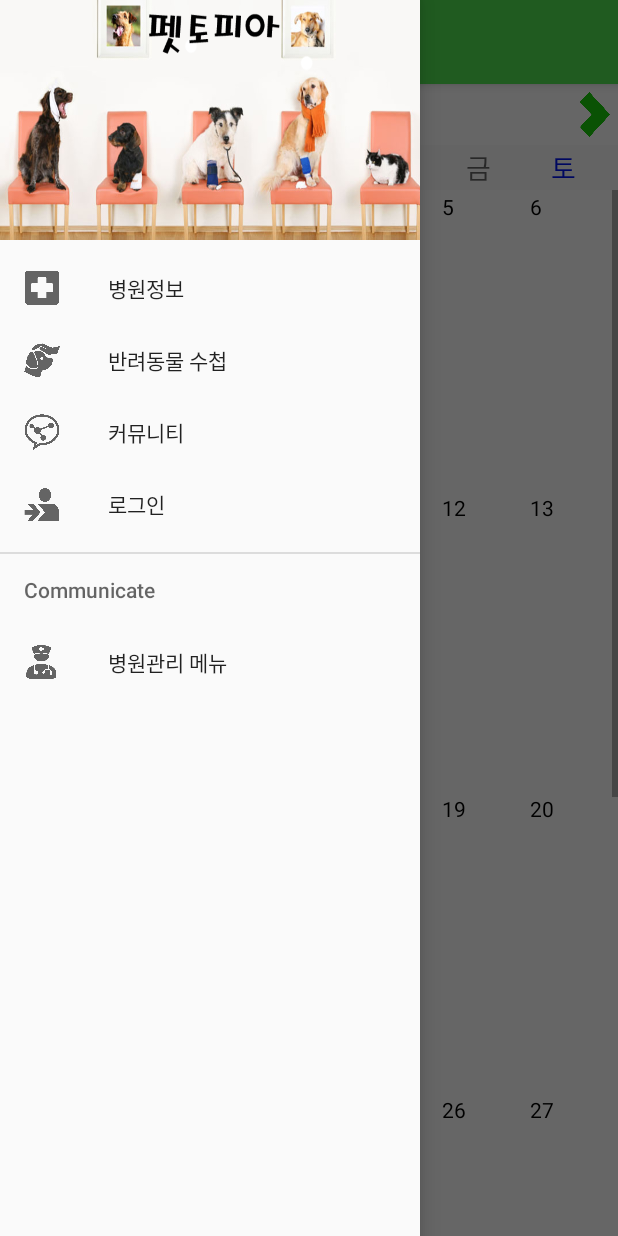
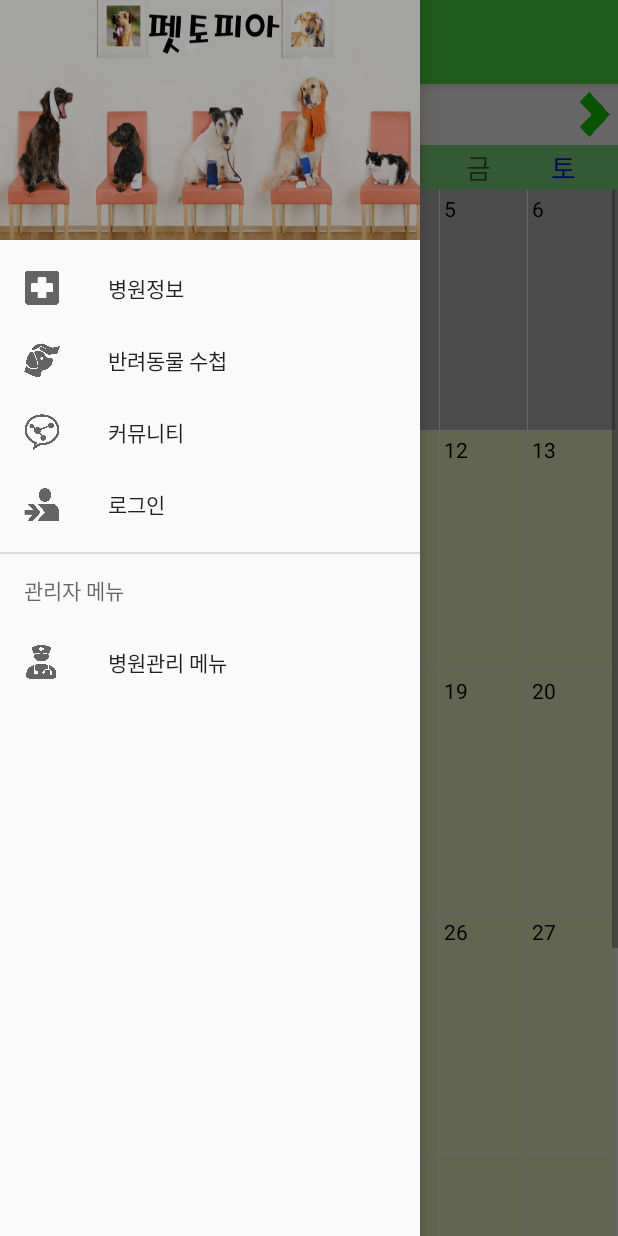
Before and after one commit to lenter85/AnimalClinicNew2, an Android app: the fragment CalendarFragment placed in its activity, with the side drawer open, on a phone screen of 412 x 824 dp. Run offline under Robolectric (Android 15) with nearby library versions, the phone set to English and light mode, and no system bars.

Commit message:
준식 수정

```diff
--- a/app/src/main/java/com/example/myapplication/MainActivity.java
+++ b/app/src/main/java/com/example/myapplication/MainActivity.java
@@ -1,5 +1,6 @@
 package com.example.myapplication;
 
+import android.app.ProgressDialog;
 import android.content.Intent;
 import android.os.Bundle;
 import android.support.design.widget.NavigationView;
@@ -25,8 +26,7 @@ import java.util.ArrayList;
 import java.util.List;
 //import com.example.myapplication.member.fragment.LogInFragment;
 
-public class MainActivity extends AppCompatActivity
-        implements NavigationView.OnNavigationItemSelectedListener {
+public class MainActivity extends AppCompatActivity implements NavigationView.OnNavigationItemSelectedListener {
 
     public static List<RegisterLocation> list = new ArrayList<>();
     public static String clinicLocation = null;
@@ -36,6 +36,7 @@ public class MainActivity extends AppCompatActivity
     public static RegisterClinicFragment registerClinicFragment;
 
     public static String cName;
+    public static ProgressDialog asyncDialog;
 
     //mainmain
     //메인 받아짐??
@@ -49,6 +50,8 @@ public class MainActivity extends AppCompatActivity
     @Override
     protected void onCreate(Bundle savedInstanceState) {
         super.onCreate(savedInstanceState);
+
+        asyncDialog = new ProgressDialog(this);
 
         setTitle("펫토피아");
 
--- a/app/src/main/java/com/example/myapplication/calendar/CalendarFragment.java
+++ b/app/src/main/java/com/example/myapplication/calendar/CalendarFragment.java
@@ -2,10 +2,13 @@ package com.example.myapplication.calendar;
 
 
 import android.annotation.SuppressLint;
+import android.graphics.Color;
+import android.os.AsyncTask;
 import android.os.Bundle;
 import android.support.v4.app.Fragment;
 import android.util.Log;
 import android.view.LayoutInflater;
+import android.view.MotionEvent;
 import android.view.View;
 import android.view.ViewGroup;
 import android.widget.AdapterView;
@@ -54,12 +57,14 @@ public class CalendarFragment extends Fragment {
 
     int realMonth;
     int realYear;
+    int realDay;
 
     public CalendarFragment() {
 
         Calendar oCalendar = Calendar.getInstance( );  // 현재 날짜/시간 등의 각종 정보 얻기
         realYear = oCalendar.get(Calendar.YEAR);
         realMonth = oCalendar.get(Calendar.MONTH) + 1;
+        realDay = oCalendar.get(Calendar.DATE)+1;
 
     }
 
@@ -82,6 +87,14 @@ public class CalendarFragment extends Fragment {
                 // 현재 선택한 일자 정보 표시
                 MonthItem curItem = (MonthItem) monthViewAdapter.getItem(position);
                 int day = curItem.getDay();
+
+                if(( (curMonth+1) == realMonth )){
+
+                    if((day < 1) || (day > 31) || ( day < realDay)){
+                        //Toast.makeText(getContext(), "선택불가능한 날짜입니다", Toast.LENGTH_LONG).show();
+                        return;
+                    }
+                }
 
                 Log.i("myLog", "선택된 날짜는 "+curYear+"년"+(curMonth+1)+"월"+day+"일 입니다");
                 ReserveSearchFragment.rdate = getDatetoKorean(curYear, curMonth, day);
@@ -157,6 +170,9 @@ public class CalendarFragment extends Fragment {
         Button monthNext = (Button) view.findViewById(R.id.monthNext);
         monthNext.setOnClickListener(new View.OnClickListener() {
             public void onClick(View v) {
+
+                //일단 DB를 탐색하고 색을 지정해주고
+                //월을 변경한다.
                 monthViewAdapter.setNextMonth();
                 monthViewAdapter.notifyDataSetChanged();
 
--- a/app/src/main/java/com/example/myapplication/calendar/CalendarMonthAdapter.java
+++ b/app/src/main/java/com/example/myapplication/calendar/CalendarMonthAdapter.java
@@ -44,6 +44,9 @@ public class CalendarMonthAdapter extends BaseAdapter {
     int firstDay;
     int lastDay;
 
+    int realMonth;
+    int realDay;
+
     Calendar mCalendar;
     boolean recreateItems = false;
 
@@ -70,6 +73,9 @@ public class CalendarMonthAdapter extends BaseAdapter {
         recalculate();
         resetDayNumbers();
 
+        Calendar oCalendar = Calendar.getInstance();  // 현재 날짜/시간 등의 각종 정보 얻기
+        realMonth = oCalendar.get(Calendar.MONTH) + 1;
+        realDay = oCalendar.get(Calendar.DATE) + 1;
     }
 
     public void recalculate() {
@@ -182,21 +188,24 @@ public class CalendarMonthAdapter extends BaseAdapter {
         }
 
         // create a params
-        GridView.LayoutParams params = new GridView.LayoutParams(
-                GridView.LayoutParams.MATCH_PARENT,
-                300);
+        GridView.LayoutParams params = new GridView.LayoutParams(GridView.LayoutParams.MATCH_PARENT, 240);
 
         // calculate row and column
         int rowIndex = position / countColumn;
         int columnIndex = position % countColumn;
 
+
+        int month = getCurMonth() + 1;
+        int day = items[position].getDay();
+
+
         Log.d(TAG, "Index : " + rowIndex + ", " + columnIndex);
 
         // set item data and properties
         itemView.setItem(items[position]);
-        Log.i("test", "items[position]: " + items[position].getDay());
+        //Log.i("test", "items[position]: " + items[position].getDay());
         itemView.setLayoutParams(params);
-        itemView.setPadding(2, 2, 2, 2);
+        itemView.setPadding(4, 4, 4, 4);
 
         // set properties
         itemView.setGravity(Gravity.LEFT);
@@ -209,12 +218,20 @@ public class CalendarMonthAdapter extends BaseAdapter {
 
         if (MainActivity.LoginId.equals("NOMAL")) {
 
-            itemView.setBackgroundColor(Color.WHITE);
+            if ((month == realMonth) && (1 <= day) && (day <= 31) && (day < realDay)) {
+
+                //현재 날짜보다 이전 날짜라면 회색
+                //itemView.append("\n예약불가");
+                //itemView.setTextSize(10);
+
+                itemView.setBackgroundColor(Color.parseColor("#BDBDBD"));
+                itemView.setClickable(false);
+
+            }else {
+                itemView.setBackgroundColor(Color.parseColor("#F6FFCC"));
+            }
 
         } else {
-
-            int month = getCurMonth() + 1;
-            int day = items[position].getDay();
 
 
             StringBuilder reserveDate = new StringBuilder();
@@ -230,7 +247,7 @@ public class CalendarMonthAdapter extends BaseAdapter {
 
             //int로 리턴받는다. 1이상이면 예약된 것 0이면 예약안된 것.
 
-            Network.isReserved(itemView, "test", reserveDate.toString());
+            Network.isReserved( itemView, "test", reserveDate.toString());
         }
 
 
--- a/app/src/main/java/com/example/myapplication/clinic/fragment/ClinicList_Fragment.java
+++ b/app/src/main/java/com/example/myapplication/clinic/fragment/ClinicList_Fragment.java
@@ -30,6 +30,8 @@ public class ClinicList_Fragment extends Fragment {
 
     @Override
     public View onCreateView(LayoutInflater inflater, ViewGroup container,Bundle savedInstanceState) {
+
+        Toast.makeText(getContext(), "onCreateView()호출 ", Toast.LENGTH_LONG).show();
         View view =  inflater.inflate(R.layout.fragment_cliniclist, container, false);
         clinicListView = (ListView)view.findViewById(R.id.clinicListView);
 
@@ -38,7 +40,7 @@ public class ClinicList_Fragment extends Fragment {
         clinicListView.setAdapter(clinicListViewAdapter);
 
         //DB에서 병원 리스트를 불러온다.
-        MainNetwork.setReserveList(clinicListViewAdapter);
+        MainNetwork.setReserveList(clinicListViewAdapter, getContext());
 
 
         clinicListView.setOnItemClickListener(new AdapterView.OnItemClickListener() {
@@ -52,10 +54,12 @@ public class ClinicList_Fragment extends Fragment {
 
                 Toast.makeText(getContext(), clinic.getCname(), Toast.LENGTH_LONG).show();
 
+                ClinicDetailInformationFragment fragment = new ClinicDetailInformationFragment();
+
                 getActivity()
                         .getSupportFragmentManager()
                         .beginTransaction()
-                        .replace(R.id.fragmentContainer, new ClinicDetailInformationFragment())
+                        .replace(R.id.fragmentContainer, fragment)
                         .addToBackStack(null)
                         .commit();
             }
@@ -64,5 +68,4 @@ public class ClinicList_Fragment extends Fragment {
 
         return view;
     }
-
 }
--- a/app/src/main/java/com/example/myapplication/network/MainNetwork.java
+++ b/app/src/main/java/com/example/myapplication/network/MainNetwork.java
@@ -1,10 +1,13 @@
 package com.example.myapplication.network;
 
+import android.app.ProgressDialog;
+import android.content.Context;
 import android.graphics.Bitmap;
 import android.graphics.BitmapFactory;
 import android.os.AsyncTask;
 import android.util.Log;
 import android.widget.ImageView;
+import android.widget.Toast;
 
 import com.example.myapplication.clinic.dto.Clinic;
 import com.example.myapplication.clinic.fragment.ClinicListViewAdapter;
@@ -29,21 +32,37 @@ public class MainNetwork {
     private Bitmap bm;
     private static final String site = "http://192.168.0.11:9090/Petopia";
 
-    public static void setReserveList(final ClinicListViewAdapter clinicListViewAdapter) {
+    public static void setReserveList(final ClinicListViewAdapter clinicListViewAdapter, final Context context) {
+
+        Log.i("test1", "setReserveList 메소드 호출");
 
         //첫번째 매개변수는 doInBackground()로, 두번째 매개변수는 onProgressUpdate()로, 세번째 매개변수는 반환값을 의미한다.
         AsyncTask<String, Void, String> asyncTask = new AsyncTask<String, Void, String>() {
+
+            ProgressDialog asyncDialog = new ProgressDialog(context);
+
+            @Override
+            protected void onPreExecute() {
+                Log.i("test", "setReserveList onPreExecute()실행 ");
+                asyncDialog.setProgressStyle(ProgressDialog.STYLE_SPINNER);
+                asyncDialog.setMessage("로딩중입니다..");
+
+                // show dialog
+                asyncDialog.show();
+                super.onPreExecute();
+            }
 
             //doInBackground의 리턴값 String은 onPostExecute의 매개변수로 들어간다.
             @Override
             protected String doInBackground(String... params) {
 
+                Log.i("test", "setReserveList doInBackground()실행 ");
                 String json = "";
 
                 try {
                     //먼저 URL 객체를 만든다.
                     URL url = new URL(params[0]);
-                    Log.i("myLog", params[0]);
+                    Log.i("test", params[0]);
 
                     //연결 객체를 만든다.
                     HttpURLConnection conn = (HttpURLConnection) url.openConnection();
@@ -54,13 +73,15 @@ public class MainNetwork {
                     conn.setRequestProperty("Connection", "Keep-Alive");
                     conn.setRequestProperty("Content-Type", "application/json");
                     //실제 연결
+                    Log.i("test", "연결 요청");
                     conn.connect();
+                    Log.i("test", "연결 완료");
 
                     /* 응답 */
 
                     //요청을 처리하고 응답이 온다.
                     if (conn.getResponseCode() == HttpURLConnection.HTTP_OK) { //200은 정상 응답을 의미한다. ( 잘못 요청: 404, 서버 에러: 500 )
-                        //Log.i("myLog", "응답 OK를 받았음");
+                        Log.i("test", "응답 OK를 받았음");
                         //응답코드가 200번일 경우에 본문 내용을 읽고싶다.
 
                         InputStream is = conn.getInputStream(); //응답의 결과를 읽는다.
@@ -78,7 +99,7 @@ public class MainNetwork {
                         is.close();
 
                     } else {
-                        Log.i("myLog", "응답 OK를 받지못하였음");
+                        Log.i("test", "응답 OK를 받지못하였음");
                     }
 
                     conn.disconnect();
@@ -91,7 +112,7 @@ public class MainNetwork {
 
             @Override
             protected void onPostExecute(String json) {
-
+                Log.i("test", "setReserveList onPostExecute()실행 ");
                 List<Clinic> clinicList = new ArrayList<>();
 
                 //JSON을 파싱하는 코드
@@ -119,6 +140,7 @@ public class MainNetwork {
                     e.printStackTrace();
                 }
 
+                asyncDialog.dismiss();
             }
         };
 
--- a/app/src/main/java/com/example/myapplication/reservation/fragment/ReserveEditFragment.java
+++ b/app/src/main/java/com/example/myapplication/reservation/fragment/ReserveEditFragment.java
@@ -79,8 +79,8 @@ public class ReserveEditFragment extends Fragment {
                 getActivity()
                         .getSupportFragmentManager()
                         .beginTransaction()
+                        .replace(R.id.fragmentContainer, new CalendarFragment())
                         .addToBackStack(null)
-                        .replace(R.id.fragmentContainer, new CalendarFragment())
                         .commit();
             }
         });
--- a/app/src/main/java/com/example/myapplication/reservation/fragment/ReserveResultFragment.java
+++ b/app/src/main/java/com/example/myapplication/reservation/fragment/ReserveResultFragment.java
@@ -82,6 +82,7 @@ public class ReserveResultFragment extends Fragment {
                         .getSupportFragmentManager()
                         .beginTransaction()
                         .replace(R.id.fragmentContainer, new ReserveEditFragment())
+                        .addToBackStack(null)
                         .commit();
             }
         });
--- a/app/src/main/java/com/example/myapplication/reservation/util/ReserveNetwork.java
+++ b/app/src/main/java/com/example/myapplication/reservation/util/ReserveNetwork.java
@@ -23,6 +23,7 @@ class ReserveNetwork extends AsyncTask<String, Integer, Long> {
             if (isCancelled()) break;
         }
         return totalSize;
+
     }
 
     @Override
--- a/app/src/main/res/layout/fragment_calendar.xml
+++ b/app/src/main/res/layout/fragment_calendar.xml
@@ -42,7 +42,8 @@
         android:orientation="horizontal"
         android:layout_width="match_parent"
         android:layout_height="30dp"
-        android:gravity="center">
+        android:gravity="center"
+        android:background="#87df85">
 
         <TextView
             android:layout_width="wrap_content"
--- a/app/src/main/res/layout/nav_header_main.xml
+++ b/app/src/main/res/layout/nav_header_main.xml
@@ -5,11 +5,11 @@
     android:background="@drawable/petopia_menu"
     android:gravity="bottom"
     android:orientation="vertical"
-    android:paddingBottom="@dimen/activity_vertical_margin"
-    android:paddingLeft="@dimen/activity_horizontal_margin"
-    android:paddingRight="@dimen/activity_horizontal_margin"
-    android:paddingTop="@dimen/activity_vertical_margin"
     android:theme="@style/ThemeOverlay.AppCompat.Dark"
     android:weightSum="1">
 
+    <FrameLayout
+        android:layout_width="match_parent"
+        android:layout_height="match_parent"
+        android:background="#58000000"></FrameLayout>
 </RelativeLayout>
--- a/app/src/main/res/menu/activity_main_drawer.xml
+++ b/app/src/main/res/menu/activity_main_drawer.xml
@@ -20,7 +20,7 @@
             android:title="로그인" />
     </group>
 
-    <item android:title="Communicate">
+    <item android:title="관리자 메뉴">
         <menu>
 
             <item
```
Also changed, not shown: app/src/main/java/com/example/myapplication/clinic/fragment/ClinicDetailInformationFragment.java (+5 -4 lines), app/src/main/java/com/example/myapplication/reservation/util/Network.java (+17 -3 lines), app/src/main/java/com/example/myapplication/reservation/util/Util.java (+10 -10 lines), app/src/main/res/layout/fragment_menu.xml (+113 -53 lines), app/src/main/res/layout/fragment_reserve_edit.xml (+23 -1 lines), app/src/main/res/layout/fragment_reserve_search_result.xml (+4 -3 lines), app/src/main/res/drawable-nodpi/calendar.PNG (deleted), app/src/main/res/drawable/catImage1.jpg (added).
